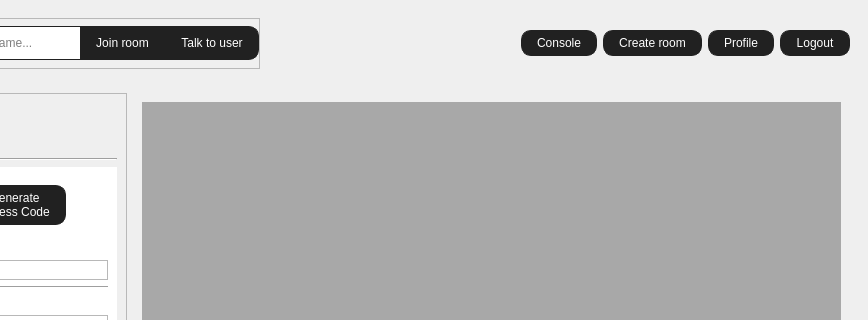
Old version of the form PWChat/client/ui/mainwindow.ui in the repository sarek167/PWChat; both pictures show x 130 to 998 and y 0 to 320 of the 998 by 643 pixel window.
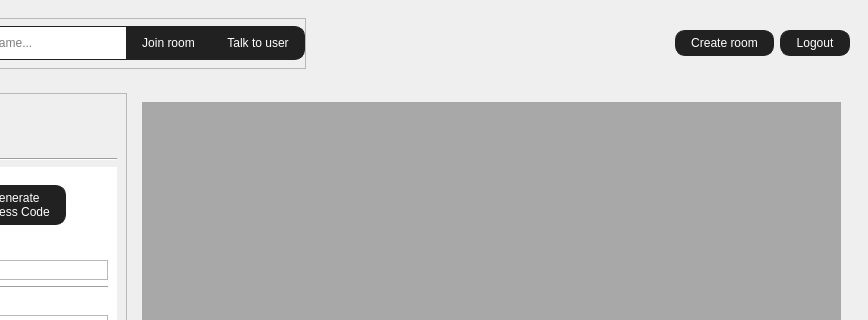
New version of the form. Icons and pictures are not drawn.

Commit message: ❌ removed: unnecessary buttons from UI and unused command for audio message

```diff
--- a/PWChat/client/ui/mainwindow.ui
+++ b/PWChat/client/ui/mainwindow.ui
@@ -261,13 +261,6 @@
          </property>
         </spacer>
        </item>
-       <item>
-        <widget class="QPushButton" name="btnConsole">
-         <property name="text">
-          <string>Console</string>
-         </property>
-        </widget>
-       </item>
        <item>
         <widget class="QPushButton" name="btnCreateRoom">
          <property name="text">
@@ -275,13 +268,6 @@
          </property>
         </widget>
        </item>
-       <item>
-        <widget class="QPushButton" name="btnProfile">
-         <property name="text">
-          <string>Profile</string>
-         </property>
-        </widget>
-       </item>
        <item>
         <widget class="QPushButton" name="btnLogout">
          <property name="text">
```
Left out of the diff: 4 changed lines with no effect on the pictures. The commit also changes 3 other files.
